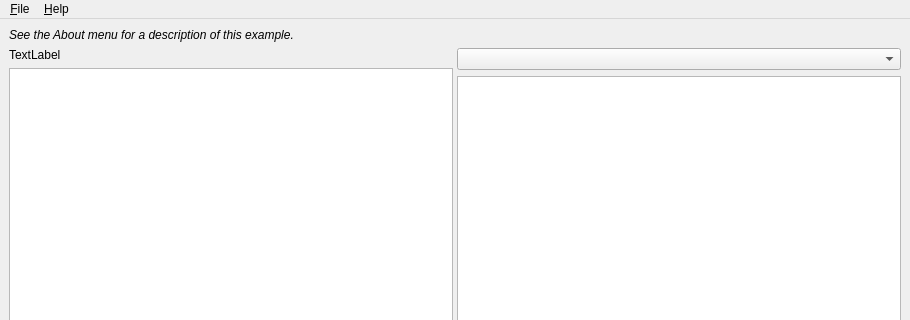
Old version of the form examples/xmlpatterns/filetree/forms/mainwindow.ui in the repository Fat-Zer/qt4-historical; both pictures show x 0 to 910 and y 0 to 320 of the 910 by 676 pixel window.
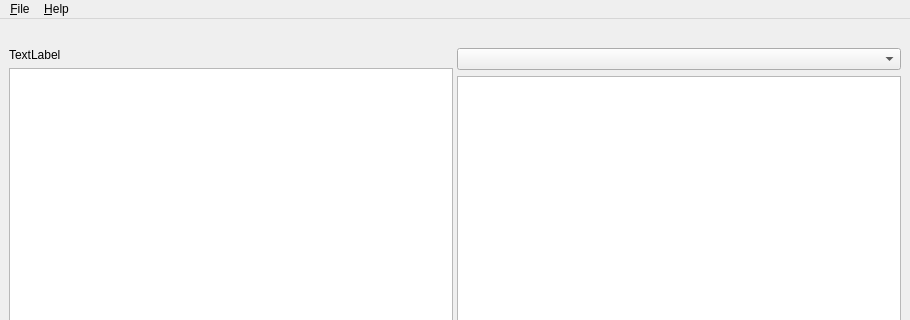
New version of the form.

Patch:
```diff
--- a/examples/xmlpatterns/filetree/forms/mainwindow.ui
+++ b/examples/xmlpatterns/filetree/forms/mainwindow.ui
@@ -36,7 +36,7 @@
        </font>
       </property>
       <property name="text" >
-       <string>See the About menu for a description of this example.</string>
+       <string></string>
       </property>
      </widget>
     </item>
```
